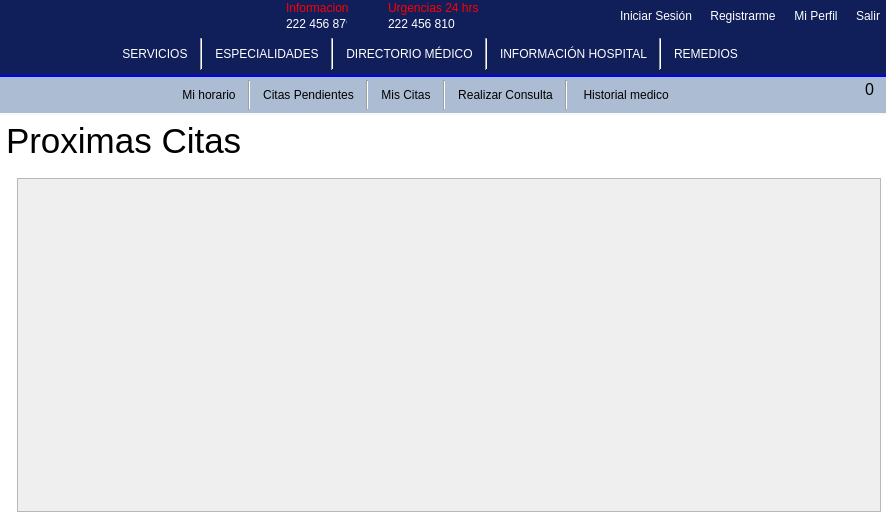
Above: mainwindow.ui from Laloses/Hospital before the change. Below: the same form after it.
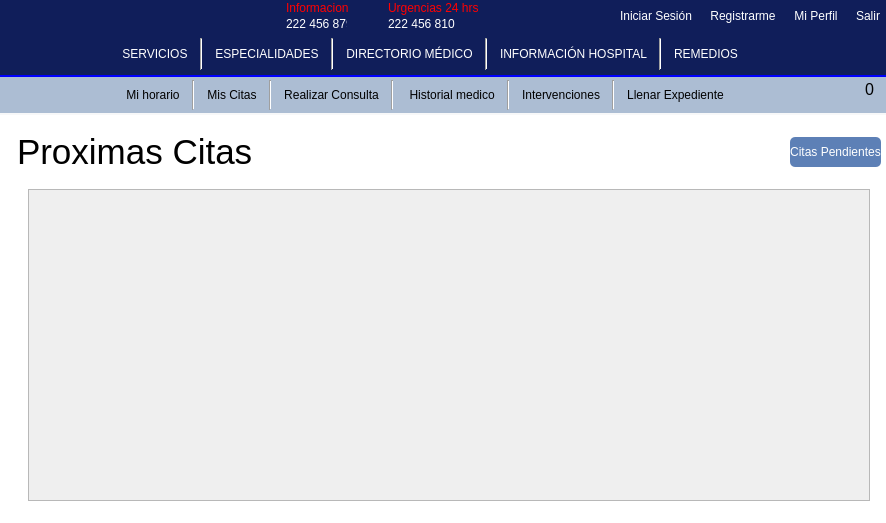
That is the form after the change. The open tabs and pages were chosen to show the change. Icons and pictures are not drawn.

Commit message: corregir errores

Diff of the .ui file:
```diff
--- a/mainwindow.ui
+++ b/mainwindow.ui
@@ -4044,20 +4044,6 @@
              </property>
             </widget>
            </item>
-           <item>
-            <widget class="QPushButton" name="pushButton_citasDoc">
-             <property name="text">
-              <string>Citas Pendientes</string>
-             </property>
-            </widget>
-           </item>
-           <item>
-            <widget class="Line" name="line_11">
-             <property name="orientation">
-              <enum>Qt::Vertical</enum>
-             </property>
-            </widget>
-           </item>
            <item>
             <widget class="QPushButton" name="pb_rechazarCitas">
              <property name="text">
@@ -4093,6 +4079,34 @@
              </property>
             </widget>
            </item>
+           <item>
+            <widget class="Line" name="line_7">
+             <property name="orientation">
+              <enum>Qt::Vertical</enum>
+             </property>
+            </widget>
+           </item>
+           <item>
+            <widget class="QPushButton" name="pb_inter">
+             <property name="text">
+              <string>Intervenciones</string>
+             </property>
+            </widget>
+           </item>
+           <item>
+            <widget class="Line" name="line_14">
+             <property name="orientation">
+              <enum>Qt::Vertical</enum>
+             </property>
+            </widget>
+           </item>
+           <item>
+            <widget class="QPushButton" name="pushButton_4">
+             <property name="text">
+              <string>Llenar Expediente</string>
+             </property>
+            </widget>
+           </item>
            <item>
             <spacer name="horizontalSpacer_37">
              <property name="orientation">
@@ -5723,20 +5737,10 @@
            </layout>
           </widget>
           <widget class="QWidget" name="page_2">
-           <layout class="QGridLayout" name="gridLayout">
-            <property name="leftMargin">
-             <number>0</number>
-            </property>
-            <property name="topMargin">
-             <number>0</number>
-            </property>
-            <property name="rightMargin">
-             <number>0</number>
-            </property>
-            <property name="bottomMargin">
-             <number>0</number>
-            </property>
+           <layout class="QGridLayout" name="gridLayout_57">
             <item row="0" column="0">
+             <layout class="QHBoxLayout" name="horizontalLayout_78">
+              <item>
              <widget class="QLabel" name="lb_cancelarCita">
               <property name="font">
                <font>
@@ -5752,6 +5756,28 @@
               </property>
              </widget>
             </item>
+              <item>
+               <spacer name="horizontalSpacer_109">
+                <property name="orientation">
+                 <enum>Qt::Horizontal</enum>
+                </property>
+                <property name="sizeHint" stdset="0">
+                 <size>
+                  <width>40</width>
+                  <height>20</height>
+                 </size>
+                </property>
+               </spacer>
+              </item>
+              <item>
+               <widget class="QPushButton" name="pushButton_citasDoc">
+                <property name="text">
+                 <string>Citas Pendientes</string>
+                </property>
+               </widget>
+              </item>
+             </layout>
+            </item>
             <item row="1" column="0">
              <widget class="QWidget" name="widget_7" native="true">
               <layout class="QGridLayout" name="gridLayout_35">
@@ -5765,8 +5791,8 @@
                    <rect>
                     <x>0</x>
                     <y>0</y>
-                    <width>866</width>
-                    <height>334</height>
+                    <width>848</width>
+                    <height>314</height>
                    </rect>
                   </property>
                   <layout class="QGridLayout" name="gridLayout_37">
```
Left out of the diff: 251 changed lines with no effect on the pictures. Lines whose indentation alone changed are shown as unchanged. The commit also changes 2 other files.
